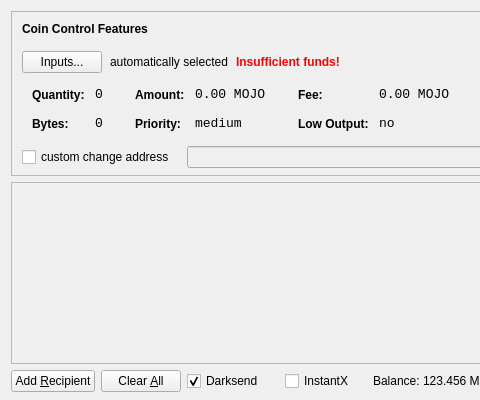
This is src/qt/forms/sendcoinsdialog.ui in dsutil/mojocoin as Qt 5 draws it before an edit; both pictures show x 0 to 480 and y 0 to 400 of the 850 by 400 pixel window. The edited form follows.
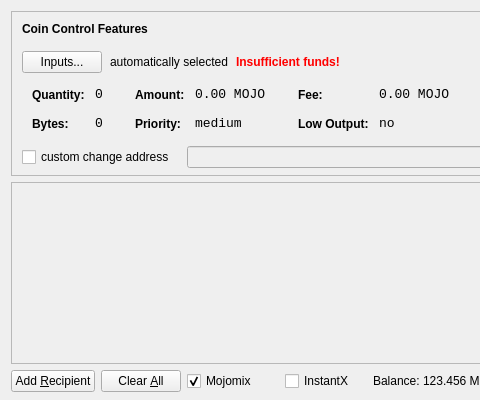
This is the edited form. Icons and pictures are not drawn.

Commit message: 'Darksend' to 'Mojomix'

Diff of the .ui file:
```diff
--- a/src/qt/forms/sendcoinsdialog.ui
+++ b/src/qt/forms/sendcoinsdialog.ui
@@ -708,7 +708,7 @@
           </size>
          </property>
          <property name="text">
-          <string>Darksend</string>
+          <string>Mojomix</string>
          </property>
          <property name="checked">
           <bool>true</bool>
```
The commit also changes 7 other files.
